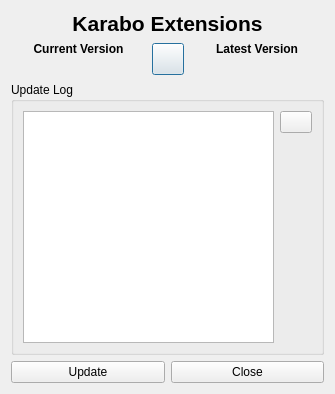
The window that src/pythonGui/karabogui/dialogs/update_dialog.ui (European-XFEL/Karabo) describes before a commit, drawn with Qt 5.
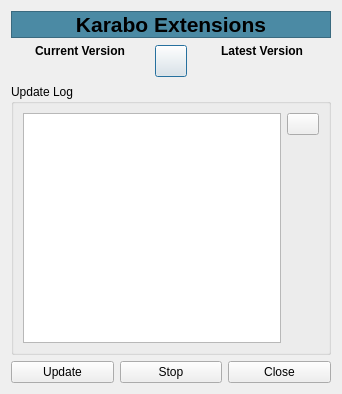
The same window after the commit.

Commit message: Make dialog more responsive

```diff
--- a/src/pythonGui/karabogui/dialogs/update_dialog.ui
+++ b/src/pythonGui/karabogui/dialogs/update_dialog.ui
@@ -6,7 +6,7 @@
    <rect>
     <x>0</x>
     <y>0</y>
-    <width>335</width>
+    <width>342</width>
     <height>394</height>
    </rect>
   </property>
@@ -47,6 +47,15 @@
        <bold>true</bold>
       </font>
      </property>
+     <property name="autoFillBackground">
+      <bool>false</bool>
+     </property>
+     <property name="styleSheet">
+      <string notr="true">QLabel { background-color : #4B8AA4;}</string>
+     </property>
+     <property name="frameShape">
+      <enum>QFrame::StyledPanel</enum>
+     </property>
      <property name="text">
       <string>Karabo Extensions</string>
      </property>
@@ -242,6 +251,13 @@
        </property>
       </widget>
      </item>
+     <item>
+      <widget class="QPushButton" name="bt_stop">
+       <property name="text">
+        <string>Stop</string>
+       </property>
+      </widget>
+     </item>
      <item>
       <widget class="QPushButton" name="bt_close">
        <property name="text">
```
The commit also changes 1 other file.
